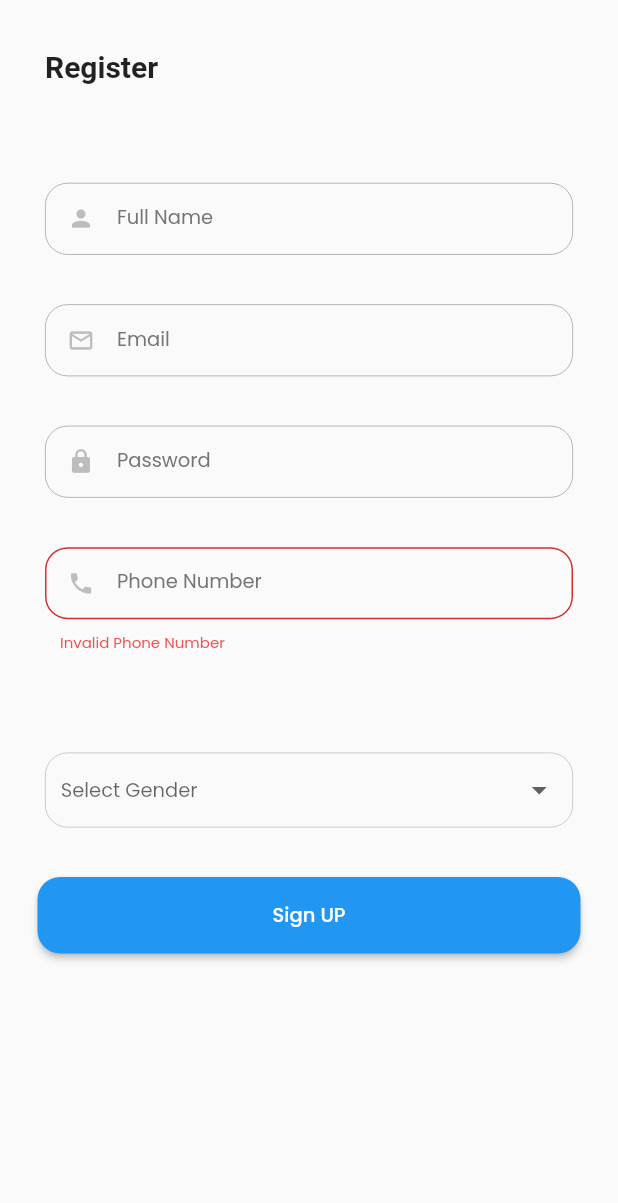
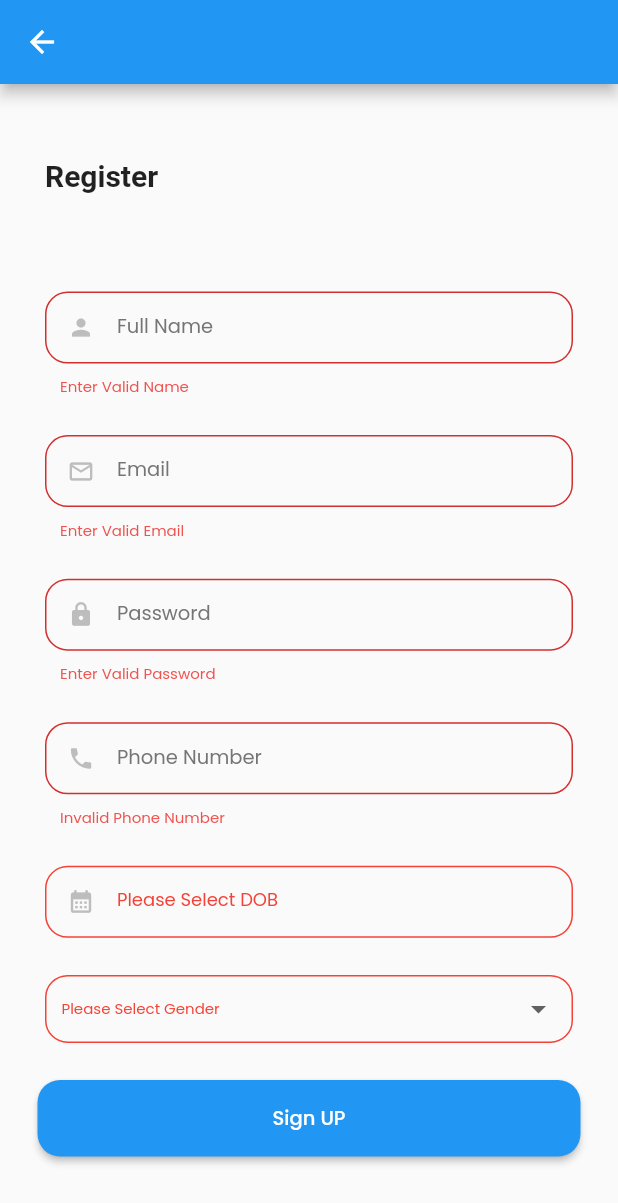
Before and after one commit to sthakrishnakumar/login_signup_ui_3, a Flutter app: the SignUp screen opened directly, after a tap on "Sign UP", on a phone screen of 412 x 824 dp. Shown: the top 1203 px of the screen. Run offline on Flutter 3.47's test engine with Material 2 defaults, Android fonts, the phone set to English and light mode, and no system bars; our stand-ins replace google_fonts, lottie; network calls fail.

Commit message:
sign up page modified

```diff
--- a/lib/app/my_app.dart
+++ b/lib/app/my_app.dart
@@ -1,4 +1,3 @@
-
 import 'package:flutter/material.dart';
 
 import '../features/login/login_page.dart';
--- a/lib/commons/my_formfield.dart
+++ b/lib/commons/my_formfield.dart
@@ -2,6 +2,7 @@
 
 // ignore: must_be_immutable
 import 'package:flutter/material.dart';
+import 'package:google_fonts/google_fonts.dart';
 import 'package:login_sign_up_3/commons/widgets.dart';
 
 class MyFormField extends StatelessWidget {
@@ -10,12 +11,15 @@ class MyFormField extends StatelessWidget {
     required this.controller,
     required this.lableText,
     this.iconssuffix,
-    required this.prefixIcon,
+    this.prefixIcon,
     this.obscureText = false,
-    required this.inputType,
+    this.inputType = TextInputType.emailAddress,
     this.maxlength = 50,
     this.prefixtext,
     this.validator,
+    this.isEnabled = true,
+    this.dateError,
+    this.isDate = false,
   }) : super(key: key);
 
   final String lableText;
@@ -29,10 +33,15 @@ class MyFormField extends StatelessWidget {
   final String? prefixtext;
 
   String? Function(String?)? validator;
+  bool isEnabled;
+
+  String? dateError;
+  bool isDate;
 
   @override
   Widget build(BuildContext context) {
     return TextFormField(
+      enabled: isEnabled,
       maxLength: maxlength,
       keyboardType: inputType,
       validator: validator,
@@ -61,6 +70,12 @@ class MyFormField extends StatelessWidget {
           borderRadius: BorderRadius.circular(15),
           borderSide: BorderSide(color: Colors.grey[500]!, width: 0.5),
         ),
+        disabledBorder: OutlineInputBorder(
+          borderRadius: BorderRadius.circular(15),
+          borderSide: dateError == null
+              ? BorderSide(color: Colors.grey[500]!, width: 0.5)
+              : const BorderSide(color: Colors.red, width: 1),
+        ),
         prefixIcon: Icon(
           prefixIcon,
           color: Colors.grey[400],
@@ -74,7 +89,12 @@ class MyFormField extends StatelessWidget {
         ),
         labelText: lableText,
         errorStyle: kerrorTextstyle,
-        labelStyle: kinputTextstyle,
+        labelStyle: isDate
+            ? GoogleFonts.poppins(
+                color: Colors.red,
+                fontSize: 12,
+              )
+            : kinputTextstyle,
         border: kborderStyle,
       ),
     );
--- a/lib/commons/widgets.dart
+++ b/lib/commons/widgets.dart
@@ -1,8 +1,10 @@
 import 'package:flutter/material.dart';
 import 'package:google_fonts/google_fonts.dart';
 
-TextStyle kinputTextstyle =
-    GoogleFonts.poppins(fontSize: 13, color: Colors.grey[600]);
+TextStyle kinputTextstyle = GoogleFonts.poppins(
+  fontSize: 13,
+  color: Colors.grey[600],
+);
 TextStyle kerrorTextstyle =
     GoogleFonts.poppins(fontSize: 10, color: Colors.red[400]);
 TextStyle kDOBGenderstyle =
--- a/lib/features/sign_up/sign_up_page.dart
+++ b/lib/features/sign_up/sign_up_page.dart
@@ -1,5 +1,6 @@
 import 'package:flutter/material.dart';
 import 'package:google_fonts/google_fonts.dart';
+import 'package:intl/intl.dart';
 import 'package:login_sign_up_3/commons/mixins.dart';
 
 import '../../commons/my_formfield.dart';
@@ -21,7 +22,10 @@ class _SignUpState extends State<SignUp> with InputValidationMixin {
   String dropDownValue = "Male";
   bool isHidden = true;
   IconData icon = Icons.visibility;
+  DateTime? selected;
   String? selectedGender;
+  String? genderError;
+  String? dateError;
 
   List<String> gender = ["Male", "Female", "Others"];
 
@@ -32,13 +36,38 @@ class _SignUpState extends State<SignUp> with InputValidationMixin {
     }
   }
 
+  bool isValid = false;
+
+  validate() {
+    setState(() {
+      isValid = formKey.currentState!.validate();
+    });
+
+    if (selectedGender == null) {
+      setState(() {
+        genderError = 'Error';
+      });
+      isValid = false;
+    }
+    if (selected == null) {
+      setState(() {
+        dateError = 'Error Date';
+      });
+      isValid = false;
+    }
+  }
+
   @override
   Widget build(BuildContext context) {
     Size size = MediaQuery.of(context).size;
+    final sizedBox = SizedBox(
+      height: size.height * .03,
+    );
 
     return GestureDetector(
       onTap: keyboardDismiss,
       child: Scaffold(
+        appBar: AppBar(),
         body: Form(
           key: formKey,
           // ignore: sized_box_for_whitespace
@@ -47,9 +76,8 @@ class _SignUpState extends State<SignUp> with InputValidationMixin {
             shrinkWrap: true,
             // ignore: prefer_const_literals_to_create_immutables
             children: <Widget>[
-              SizedBox(
-                height: size.height * .04,
-              ),
+              sizedBox,
+              sizedBox,
               const Padding(
                 padding: EdgeInsets.only(left: 30, right: 30),
                 child: Text(
@@ -66,6 +94,8 @@ class _SignUpState extends State<SignUp> with InputValidationMixin {
               Padding(
                 padding: const EdgeInsets.only(left: 30, right: 30),
                 child: MyFormField(
+                  validator: (name) =>
+                      isNameValid(name!) ? null : "Enter Valid Name",
                   inputType: TextInputType.name,
                   controller: namesController,
                   lableText: "Full Name",
@@ -74,24 +104,25 @@ class _SignUpState extends State<SignUp> with InputValidationMixin {
                   iconssuffix: null,
                 ),
               ),
-              SizedBox(
-                height: size.height * .04,
-              ),
+              sizedBox,
               Padding(
                 padding: const EdgeInsets.only(left: 30, right: 30),
                 child: MyFormField(
+                  validator: (email) =>
+                      isEmailValid(email!) ? null : "Enter Valid Email",
                   controller: emailController,
                   lableText: 'Email',
                   prefixIcon: Icons.mail_outline,
                   inputType: TextInputType.emailAddress,
                 ),
               ),
-              SizedBox(
-                height: size.height * .04,
-              ),
+              sizedBox,
               Padding(
                 padding: const EdgeInsets.only(left: 30, right: 30),
                 child: MyFormField(
+                  validator: (password) => isPasswordValid(password!)
+                      ? null
+                      : "Enter Valid Password",
                   inputType: TextInputType.emailAddress,
                   obscureText: isHidden,
                   controller: passwordController,
@@ -115,9 +146,7 @@ class _SignUpState extends State<SignUp> with InputValidationMixin {
                   ),
                 ),
               ),
-              SizedBox(
-                height: size.height * .04,
-              ),
+              sizedBox,
               Padding(
                 padding: const EdgeInsets.only(left: 30, right: 30),
                 child: MyFormField(
@@ -133,69 +162,67 @@ class _SignUpState extends State<SignUp> with InputValidationMixin {
                   iconssuffix: null,
                 ),
               ),
-              SizedBox(
-                height: size.height * .04,
+              sizedBox,
+              Padding(
+                padding: const EdgeInsets.only(left: 30, right: 30),
+                child: InkWell(
+                  onTap: () async {
+                    selected = await showDatePicker(
+                        context: context,
+                        initialDate: DateTime.now(),
+                        firstDate: DateTime(1964),
+                        lastDate: DateTime.now(),
+                        builder: (context, child) {
+                          return Theme(
+                            data: Theme.of(context).copyWith(
+                              colorScheme: const ColorScheme.light(
+                                primary: Colors.green,
                               ),
-              // Padding(
-              //   padding: const EdgeInsets.only(left: 30, right: 30),
-              //   child: DateTimeFormField(
-              //     decoration: InputDecoration(
-              //       contentPadding: const EdgeInsets.all(10),
-              //       hintStyle: TextStyle(color: Colors.grey[500]),
-              //       errorStyle: const TextStyle(color: Colors.redAccent),
-              //       prefixIcon: const SizedBox(),
-              //       suffixIcon: Icon(Icons.calendar_today,
-              //           color: Colors.grey[400], size: 18),
-              //       labelText: 'Date Of Birth',
-              //       enabledBorder: OutlineInputBorder(
-              //         borderRadius: BorderRadius.circular(15),
-              //         borderSide:
-              //             BorderSide(color: Colors.grey[500]!, width: 0.5),
-              //       ),
-              //       labelStyle: kinputTextstyle,
-              //       focusedBorder: OutlineInputBorder(
-              //         borderRadius: BorderRadius.circular(15),
-              //         borderSide: BorderSide(
-              //           color: Colors.blue[500]!,
-              //           width: 0.5,
-              //         ),
-              //       ),
-              //       errorBorder: OutlineInputBorder(
-              //         borderRadius: BorderRadius.circular(15),
-              //         borderSide: const BorderSide(
-              //           color: Colors.red,
-              //           width: 1,
-              //         ),
-              //       ),
-              //     ),
-              //     mode: DateTimeFieldPickerMode.date,
-              //     autovalidateMode: AutovalidateMode.onUserInteraction,
-              //     validator: (e) =>
-              //         e?.day == null ? 'Please Choose a Date' : null,
-              //     onDateSelected: (DateTime value) {
-              //       // ignore: avoid_print
-              //       print(value);
-              //     },
-              //   ),
-              // ),
-
-              SizedBox(
-                height: size.height * .04,
                             ),
-
+                            child: child!,
+                          );
+                        });
+                    final myDate = DateFormat('d MMM y').format(selected!);
+                    setState(() {
+                      dateController.text = myDate;
+                      dateError = null;
+                    });
+                  },
+                  child: MyFormField(
+                    dateError: dateError,
+                    isDate: dateError == null ? false : true,
+                    prefixIcon: Icons.calendar_month,
+                    controller: dateController,
+                    lableText: dateError == null
+                        ? 'Date of Birth'
+                        : 'Please Select DOB',
+                    isEnabled: false,
+                  ),
+                ),
+              ),
+              sizedBox,
               Container(
                 margin: const EdgeInsets.symmetric(horizontal: 30),
                 padding: const EdgeInsets.all(10),
-                height: 50,
+                height: size.height * 0.055,
                 decoration: BoxDecoration(
-                  border: Border.all(width: 0.5, color: Colors.grey[400]!),
+                  border: Border.all(
+                    width: genderError == null ? 0.5 : 1.0,
+                    color: genderError == null ? Colors.grey[400]! : Colors.red,
+                  ),
                   borderRadius: BorderRadius.circular(15),
                 ),
                 child: DropdownButtonHideUnderline(
                   child: DropdownButton<String>(
-                    hint: Text(
+                    hint: genderError == null
+                        ? Text(
                             'Select Gender',
                             style: GoogleFonts.poppins(fontSize: 13),
+                          )
+                        : Text(
+                            'Please Select Gender',
+                            style: GoogleFonts.poppins(
+                                fontSize: 10, color: Colors.red),
                           ),
                     isExpanded: true,
                     value: selectedGender,
@@ -211,14 +238,13 @@ class _SignUpState extends State<SignUp> with InputValidationMixin {
                     onChanged: (gender) {
                       setState(() {
                         selectedGender = gender;
+                        genderError = null;
                       });
                     },
                   ),
                 ),
               ),
-              SizedBox(
-                height: size.height * .04,
-              ),
+              sizedBox,
               Padding(
                 padding: const EdgeInsets.only(left: 25, right: 25),
                 child: ElevatedButton(
@@ -230,7 +256,8 @@ class _SignUpState extends State<SignUp> with InputValidationMixin {
                     ),
                   ),
                   onPressed: () {
-                    if (formKey.currentState!.validate()) {
+                    validate();
+                    if (isValid) {
                       Navigator.push(
                         context,
                         MaterialPageRoute(
@@ -244,7 +271,8 @@ class _SignUpState extends State<SignUp> with InputValidationMixin {
                     child: Text(
                       "Sign UP",
                       style: GoogleFonts.poppins(fontSize: 13),
-                      )),
+                    ),
+                  ),
                 ),
               ),
             ],
--- a/pubspec.yaml
+++ b/pubspec.yaml
@@ -36,6 +36,7 @@ dependencies:
   cupertino_icons: ^1.0.2
   lottie: ^1.4.1
   google_fonts: ^3.0.1
+  intl: ^0.17.0
 
 dev_dependencies:
   flutter_test:
```
Also changed, not shown: pubspec.lock. Lines whose indentation alone changed are shown as unchanged.
